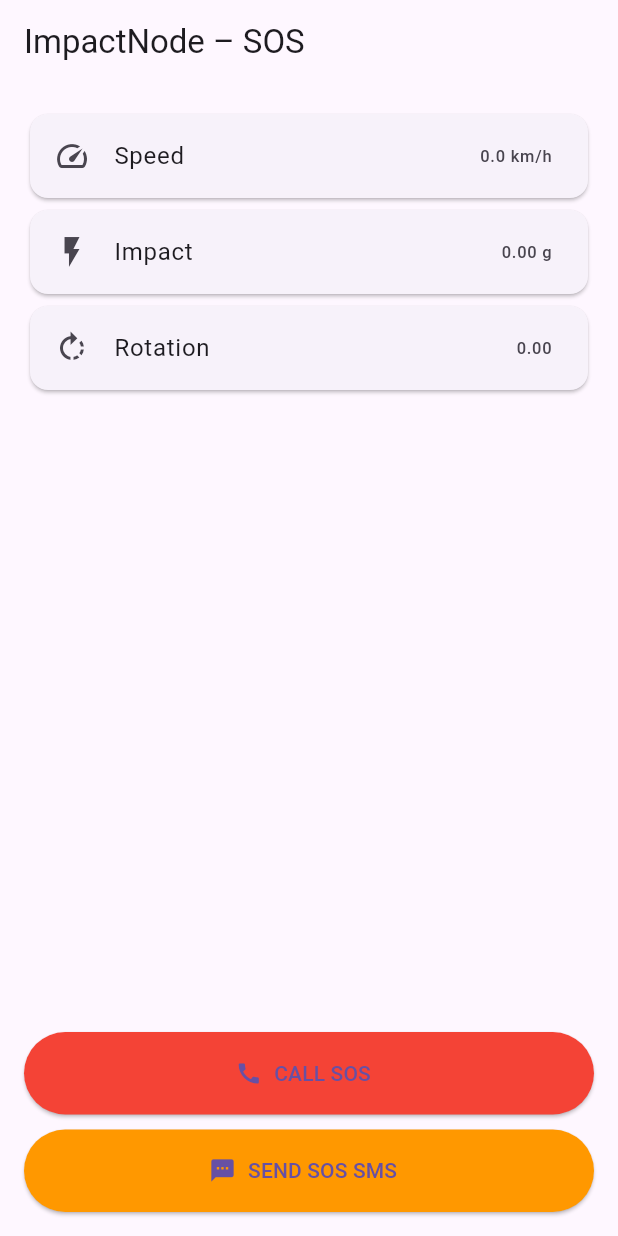
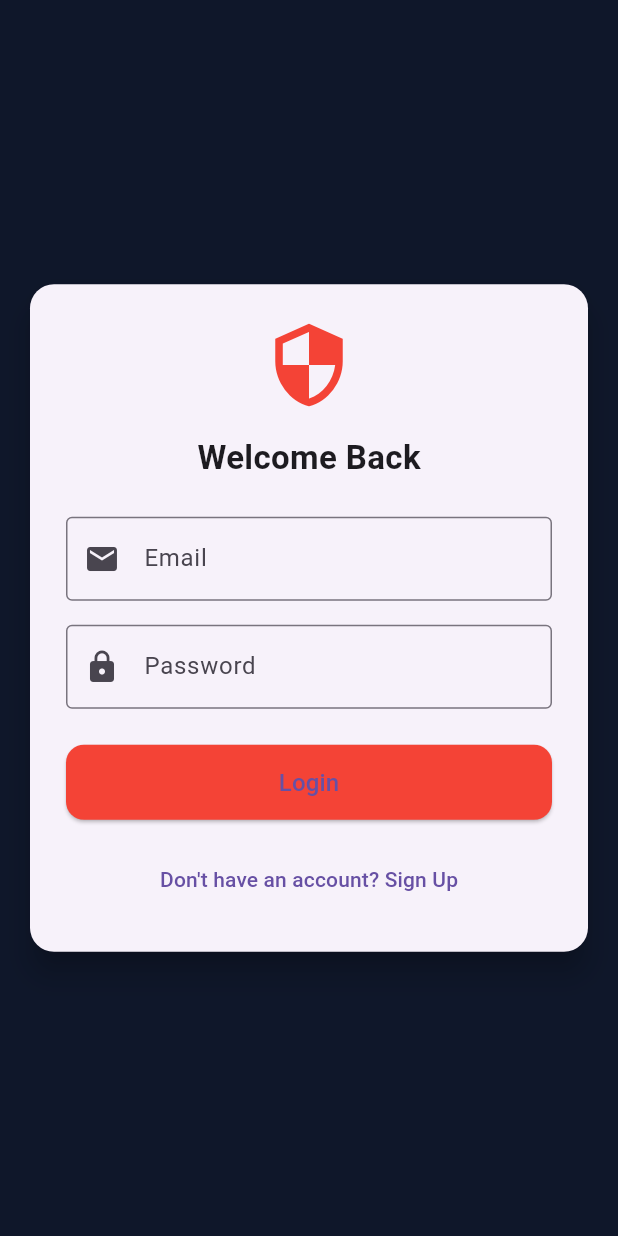
Before and after one commit to lakshdhingra/impactnode_v1, a Flutter app: the screen it shows after launch, on a phone screen of 412 x 824 dp. Run offline on Flutter 3.47's test engine with Material 3 defaults, Android fonts, the phone set to English and light mode, and no system bars; our stand-ins replace geolocator, permission_handler, sensors_plus, supabase_flutter; missing offline and left inert: flutter_background_service; accounts and stored records are empty.

Commit message:
v1.1: Supabase auth working and UI added

```diff
--- /dev/null
+++ b/lib/auth_page.dart
@@ -0,0 +1,149 @@
+import 'package:flutter/material.dart';
+import 'package:supabase_flutter/supabase_flutter.dart';
+
+import 'main.dart'; // or crash_sos.dart if separated
+
+class AuthPage extends StatefulWidget {
+  const AuthPage({super.key});
+
+  @override
+  State<AuthPage> createState() => _AuthPageState();
+}
+
+class _AuthPageState extends State<AuthPage> {
+  final _emailController = TextEditingController();
+  final _passwordController = TextEditingController();
+
+  bool isLogin = true;
+  bool loading = false;
+
+  final supabase = Supabase.instance.client;
+
+  Future<void> handleAuth() async {
+    setState(() => loading = true);
+
+    try {
+      if (isLogin) {
+        await supabase.auth.signInWithPassword(
+          email: _emailController.text.trim(),
+          password: _passwordController.text.trim(),
+        );
+      } else {
+        await supabase.auth.signUp(
+          email: _emailController.text.trim(),
+          password: _passwordController.text.trim(),
+        );
+      }
+
+      if (!mounted) return;
+
+      Navigator.pushReplacement(
+        context,
+        MaterialPageRoute(builder: (_) => const CrashSOSScreen()),
+      );
+    } catch (e) {
+      ScaffoldMessenger.of(context).showSnackBar(
+        SnackBar(content: Text(e.toString())),
+      );
+    }
+
+    setState(() => loading = false);
+  }
+
+  @override
+  Widget build(BuildContext context) {
+    return Scaffold(
+      backgroundColor: const Color(0xFF0F172A),
+      body: Center(
+        child: SingleChildScrollView(
+          child: Card(
+            elevation: 8,
+            margin: const EdgeInsets.all(20),
+            shape: RoundedRectangleBorder(
+              borderRadius: BorderRadius.circular(16),
+            ),
+            child: Padding(
+              padding: const EdgeInsets.all(24),
+              child: Column(
+                mainAxisSize: MainAxisSize.min,
+                children: [
+                  const Icon(Icons.security, size: 60, color: Colors.red),
+                  const SizedBox(height: 16),
+                  Text(
+                    isLogin ? "Welcome Back" : "Create Account",
+                    style: const TextStyle(
+                      fontSize: 22,
+                      fontWeight: FontWeight.bold,
+                    ),
+                  ),
+                  const SizedBox(height: 24),
+
+                  // Email
+                  TextField(
+                    controller: _emailController,
+                    keyboardType: TextInputType.emailAddress,
+                    decoration: const InputDecoration(
+                      labelText: "Email",
+                      prefixIcon: Icon(Icons.email),
+                      border: OutlineInputBorder(),
+                    ),
+                  ),
+                  const SizedBox(height: 16),
+
+                  // Password
+                  TextField(
+                    controller: _passwordController,
+                    obscureText: true,
+                    decoration: const InputDecoration(
+                      labelText: "Password",
+                      prefixIcon: Icon(Icons.lock),
+                      border: OutlineInputBorder(),
+                    ),
+                  ),
+                  const SizedBox(height: 24),
+
+                  // Button
+                  SizedBox(
+                    width: double.infinity,
+                    height: 50,
+                    child: ElevatedButton(
+                      onPressed: loading ? null : handleAuth,
+                      style: ElevatedButton.styleFrom(
+                        backgroundColor: Colors.red,
+                        shape: RoundedRectangleBorder(
+                          borderRadius: BorderRadius.circular(12),
+                        ),
+                      ),
+                      child: loading
+                          ? const CircularProgressIndicator(
+                              color: Colors.white,
+                            )
+                          : Text(
+                              isLogin ? "Login" : "Sign Up",
+                              style: const TextStyle(fontSize: 16),
+                            ),
+                    ),
+                  ),
+
+                  const SizedBox(height: 16),
+
+                  // Switch
+                  TextButton(
+                    onPressed: () {
+                      setState(() => isLogin = !isLogin);
+                    },
+                    child: Text(
+                      isLogin
+                          ? "Don't have an account? Sign Up"
+                          : "Already have an account? Login",
+                    ),
+                  ),
+                ],
+              ),
+            ),
+          ),
+        ),
+      ),
+    );
+  }
+}
--- a/lib/main.dart
+++ b/lib/main.dart
@@ -1,12 +1,13 @@
 import 'dart:async';
 import 'dart:math';
-
+import 'package:supabase_flutter/supabase_flutter.dart';
 import 'package:flutter/material.dart';
 import 'package:sensors_plus/sensors_plus.dart';
 import 'package:geolocator/geolocator.dart';
 import 'package:url_launcher/url_launcher.dart';
 import 'package:flutter_background_service/flutter_background_service.dart';
 import 'package:permission_handler/permission_handler.dart';
+import 'auth_page.dart';
 
 import 'background_service.dart';
 
@@ -30,6 +31,12 @@ void main() async {
     ),
   );
 
+  await Supabase.initialize(
+    url: 'https://ajpyceoclvhnngbityaz.supabase.co',
+    anonKey:
+        'eyJhbGciOiJIUzI1NiIsInR5cCI6IkpXVCJ9.eyJpc3MiOiJzdXBhYmFzZSIsInJlZiI6ImFqcHljZW9jbHZobm5nYml0eWF6Iiwicm9sZSI6ImFub24iLCJpYXQiOjE3NjQxNTkwNDAsImV4cCI6MjA3OTczNTA0MH0.QEk5NmHF-vVddzjTv4lLsMK9z9UDPZZs36H1qSkHz_o',
+  );
+
   runApp(const MyApp());
 }
 
@@ -40,7 +47,7 @@ class MyApp extends StatelessWidget {
   Widget build(BuildContext context) {
     return const MaterialApp(
       debugShowCheckedModeBanner: false,
-      home: CrashSOSScreen(),
+      home: const AuthPage(),
     );
   }
 }
@@ -168,7 +175,6 @@ Future<void> _sendSMS() async {
     }
   }
 
-
   void _cancelSOS() {
     timer?.cancel();
     sosActive = false;
--- a/pubspec.yaml
+++ b/pubspec.yaml
@@ -39,6 +39,7 @@ dependencies:
   flutter_background_service: ^5.0.1
   flutter_background_service_android: ^6.0.1
   permission_handler: ^11.0.1
+  supabase_flutter: ^2.5.0
 
 dev_dependencies:
   flutter_test:
```
Also changed, not shown: flutter_01.png (added), pubspec.lock, 8 other files. Lines whose indentation alone changed are shown as unchanged.
